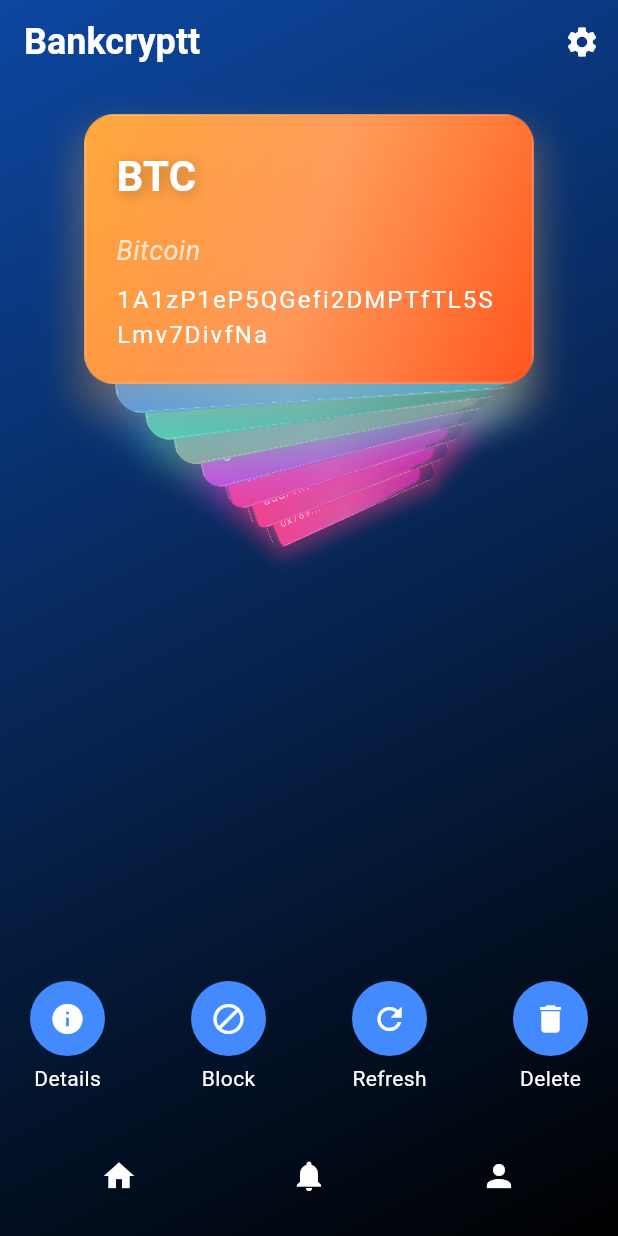
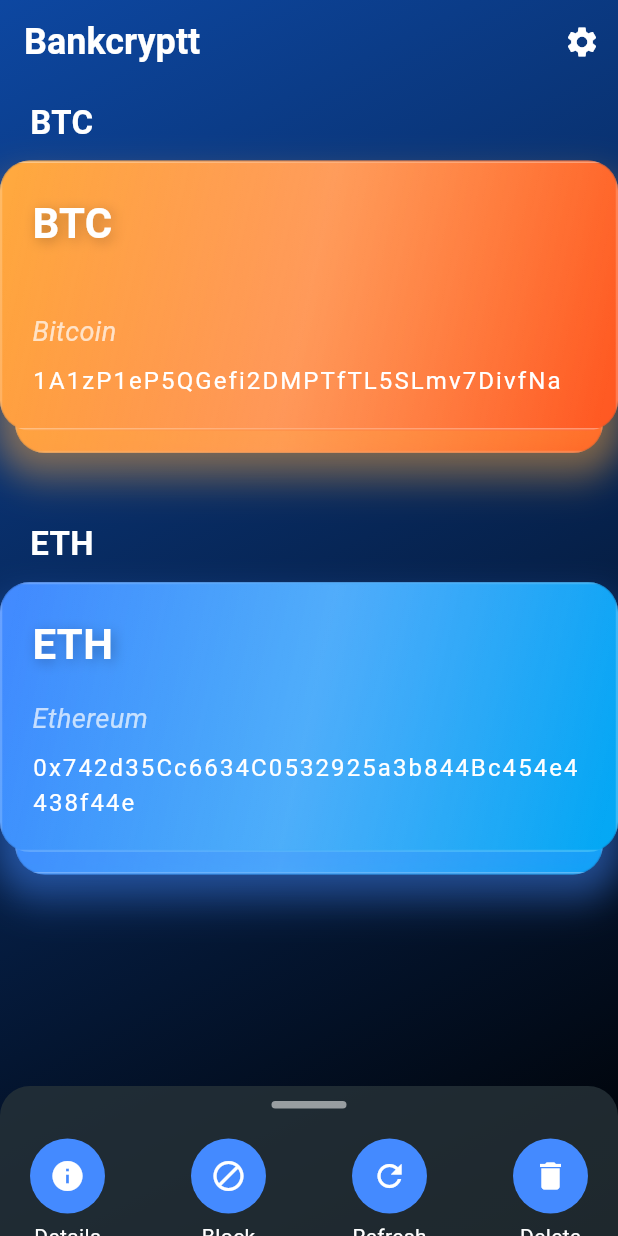
Before and after one commit to nathfavour/trash-cards, a Flutter app: the screen it shows after launch, on a phone screen of 412 x 824 dp. Run offline on Flutter 3.47's test engine with Material 3 defaults, Android fonts, the phone set to English and light mode, and no system bars.

Commit message:
🏗️ Refactor HomeScreen to use structured CryptoSection and enhance wallet management

```diff
--- a/lib/home.dart
+++ b/lib/home.dart
@@ -1,9 +1,17 @@
 import 'package:flutter/material.dart';
 import 'widgets.dart';
+import 'dart:math';
 
 enum Direction {
   left,
   right,
+}
+
+class CryptoSection {
+  final String crypto;
+  final List<Map<String, String>> wallets;
+
+  CryptoSection({required this.crypto, required this.wallets});
 }
 
 class HomeScreen extends StatefulWidget {
@@ -12,57 +20,48 @@ class HomeScreen extends StatefulWidget {
 }
 
 class _HomeScreenState extends State<HomeScreen> with TickerProviderStateMixin {
-  late PageController _pageController;
-  double currentPage = 0;
-  int currentCardIndex = 0;
   late AnimationController _slideController;
   late AnimationController _scaleController;
   late Animation<Offset> _slideAnimation;
   late Animation<double> _scaleAnimation;
   double _dragOffset = 0;
+  bool _isBottomExpanded = false;
 
-  List<Map<String, String>> cryptoCards = [
+  List<CryptoSection> cryptoSections = [
+    CryptoSection(crypto: 'BTC', wallets: [
       {
         'coin': 'BTC',
         'network': 'Bitcoin',
         'address': '1A1zP1eP5QGefi2DMPTfTL5SLmv7DivfNa'
       },
       {
+        'coin': 'BTC',
+        'network': 'Bitcoin',
+        'address': '1BoatSLRHtKNngkdXEeobR76b53LETtpyT'
+      },
+      // Add more BTC wallets here
+    ]),
+    CryptoSection(crypto: 'ETH', wallets: [
+      {
         'coin': 'ETH',
         'network': 'Ethereum',
         'address': '0x742d35Cc6634C0532925a3b844Bc454e4438f44e'
       },
       {
-      'coin': 'ARB',
-      'network': 'Arbitrum',
-      'address': '0x1234567890abcdef1234567890abcdef12345678'
+        'coin': 'ETH',
+        'network': 'Ethereum',
+        'address': '0x53d284357ec70cE289D6D64134DfAc8E511c8a3D'
       },
-    {
-      'coin': 'LTC',
-      'network': 'Litecoin',
-      'address': 'LcHK4bsEi6Xm9jHRUWBN2ZwBQcjLBqE8NJ'
-    },
-    {
-      'coin': 'SOL',
-      'network': 'Solana',
-      'address': '5Kd3NBUAdUnEJ9VY6RasZCtg9k3R8ZXWVcvG7bjqB2uE'
-    },
-    {'coin': 'DOT', 'network': 'Polkadot', 'address': '1ABC...'},
-    {'coin': 'ADA', 'network': 'Cardano', 'address': 'addr1...'},
-    {'coin': 'AVAX', 'network': 'Avalanche', 'address': '0x789...'},
+      // Add more ETH wallets here
+    ]),
+    // Add more sections for ARB, LTC, SOL, etc.
   ];
+
+  int _expandedSectionIndex = -1;
 
   @override
   void initState() {
     super.initState();
-    _pageController = PageController(
-      viewportFraction: 0.8,
-      initialPage: 0,
-    )..addListener(() {
-        setState(() {
-          currentPage = _pageController.page ?? 0;
-        });
-      });
     _slideController = AnimationController(
       duration: Duration(milliseconds: 500),
       vsync: this,
@@ -88,6 +87,13 @@ class _HomeScreenState extends State<HomeScreen> with TickerProviderStateMixin {
   }
 
   @override
+  void dispose() {
+    _slideController.dispose();
+    _scaleController.dispose();
+    super.dispose();
+  }
+
+  @override
   Widget build(BuildContext context) {
     return Scaffold(
       backgroundColor: Colors.black,
@@ -101,16 +107,14 @@ class _HomeScreenState extends State<HomeScreen> with TickerProviderStateMixin {
                 children: [
                   _buildAppBar(),
                   Expanded(
-                    child: Stack(
-                      alignment: Alignment.center,
-                      children: List.generate(
-                        cryptoCards.length,
-                        (index) => _buildAnimatedCard(index),
-                      ).reversed.toList(),
+                    child: ListView.builder(
+                      itemCount: cryptoSections.length,
+                      itemBuilder: (context, sectionIndex) {
+                        return _buildCryptoSection(sectionIndex);
+                      },
                     ),
                   ),
-                  _buildQuickActions(),
-                  _buildBottomBar(),
+                  _buildBottomSheet(),
                 ],
               ),
             ),
@@ -120,76 +124,91 @@ class _HomeScreenState extends State<HomeScreen> with TickerProviderStateMixin {
     );
   }
 
-  Widget _buildAnimatedCard(int index) {
-    if (index < currentCardIndex) return Container();
-
-    final offset = index - currentCardIndex;
-    final topOffset = 20.0 + (offset * 25.0);
-    final scale = 1.0 - (offset * 0.05);
-    final rotation = (offset * -3.0) * (pi / 180.0);
-
+  Widget _buildCryptoSection(int sectionIndex) {
+    final section = cryptoSections[sectionIndex];
+    return Padding(
+      padding: const EdgeInsets.symmetric(vertical: 10.0),
+      child: Column(
+        crossAxisAlignment: CrossAxisAlignment.start,
+        children: [
+          Padding(
+            padding: const EdgeInsets.symmetric(horizontal: 20.0),
+            child: Text(
+              section.crypto,
+              style: TextStyle(
+                color: Colors.white,
+                fontSize: 22,
+                fontWeight: FontWeight.bold,
+              ),
+            ),
+          ),
+          SizedBox(height: 10),
+          Container(
+            height: 220,
+            child: Stack(
+              children: List.generate(section.wallets.length, (index) {
+                if (index < 0) return Container();
                 return Positioned(
-      top: topOffset,
-      child: Transform(
-        transform: Matrix4.identity()
-          ..setEntry(3, 2, 0.001)
-          ..rotateZ(rotation)
-          ..scale(scale),
-        alignment: Alignment.topCenter,
+                  top: index * 15.0,
+                  left: index * 10.0,
+                  right: index * 10.0,
                   child: GestureDetector(
                     onHorizontalDragUpdate: (details) =>
-              _handleDragUpdate(details, index),
-          onHorizontalDragEnd: (details) => _handleDragEnd(details, index),
+                        _handleDragUpdate(details, sectionIndex, index),
+                    onHorizontalDragEnd: (details) =>
+                        _handleDragEnd(details, sectionIndex, index),
                     child: AnimatedBuilder(
                       animation: _slideController,
                       builder: (context, child) {
                         return Transform.translate(
                           offset: Offset(_dragOffset, 0),
                           child: Opacity(
-                  opacity: 1.0 - (_slideController.value * offset * 0.3),
+                            opacity: 1.0 - (_slideController.value * 0.5),
                             child: CryptoCard(
-                    coinName: cryptoCards[index]['coin']!,
-                    network: cryptoCards[index]['network']!,
-                    address: cryptoCards[index]['address']!,
-                    rotationAngle: rotation,
-                    scale: scale,
+                              coinName: section.wallets[index]['coin']!,
+                              network: section.wallets[index]['network']!,
+                              address: section.wallets[index]['address']!,
+                              rotationAngle: 0.0,
+                              scale: 1.0,
                             ),
                           ),
                         );
                       },
                     ),
                   ),
+                );
+              }).reversed.toList(),
+            ),
+          ),
+        ],
       ),
     );
   }
 
-  void _handleDragUpdate(DragUpdateDetails details, int index) {
-    if (index != currentCardIndex) return;
+  void _handleDragUpdate(
+      DragUpdateDetails details, int sectionIndex, int cardIndex) {
     setState(() {
       _dragOffset += details.delta.dx;
-      // Add parallax effect to background
-      _updateParallaxOffset(_dragOffset);
     });
   }
 
-  void _handleDragEnd(DragEndDetails details, int index) {
-    if (index != currentCardIndex) return;
+  void _handleDragEnd(DragEndDetails details, int sectionIndex, int cardIndex) {
     final velocity = details.velocity.pixelsPerSecond.dx;
     if (velocity.abs() > 1000 || _dragOffset.abs() > 100) {
-      _animateCardOut(velocity > 0 ? Direction.right : Direction.left);
+      _animateCardOut(velocity > 0 ? Direction.right : Direction.left,
+          sectionIndex, cardIndex);
     } else {
       _resetCard();
     }
   }
 
-  void _animateCardOut(Direction direction) {
+  void _animateCardOut(Direction direction, int sectionIndex, int cardIndex) {
     _slideController.forward().then((_) {
       setState(() {
-        currentCardIndex++;
+        cryptoSections[sectionIndex].wallets.removeAt(cardIndex);
         _dragOffset = 0;
       });
       _slideController.reset();
-      _scaleController.forward();
     });
   }
 
@@ -197,11 +216,60 @@ class _HomeScreenState extends State<HomeScreen> with TickerProviderStateMixin {
     setState(() => _dragOffset = 0);
   }
 
-  void _swipeCard(Direction direction) {
+  Widget _buildBottomSheet() {
+    return GestureDetector(
+      onVerticalDragUpdate: (details) {
+        if (details.delta.dy < -10 && !_isBottomExpanded) {
           setState(() {
-      currentCardIndex++;
+            _isBottomExpanded = true;
           });
-    // Add swipe out animation based on direction if needed
+        } else if (details.delta.dy > 10 && _isBottomExpanded) {
+          setState(() {
+            _isBottomExpanded = false;
+          });
+        }
+      },
+      child: AnimatedContainer(
+        duration: Duration(milliseconds: 300),
+        height: _isBottomExpanded ? 250 : 100,
+        decoration: BoxDecoration(
+          color: Colors.blueGrey[900]?.withOpacity(0.8),
+          borderRadius: BorderRadius.vertical(top: Radius.circular(20)),
+        ),
+        child: Column(
+          children: [
+            Container(
+              margin: EdgeInsets.symmetric(vertical: 10),
+              width: 50,
+              height: 5,
+              decoration: BoxDecoration(
+                color: Colors.white54,
+                borderRadius: BorderRadius.circular(10),
+              ),
+            ),
+            _isBottomExpanded
+                ? _buildExpandedQuickActions()
+                : _buildQuickActions(),
+          ],
+        ),
+      ),
+    );
+  }
+
+  Widget _buildExpandedQuickActions() {
+    return Padding(
+      padding: const EdgeInsets.all(20.0),
+      child: GridView.count(
+        crossAxisCount: 2,
+        children: [
+          _buildQuickActionTile(Icons.info, 'Details'),
+          _buildQuickActionTile(Icons.block, 'Block'),
+          _buildQuickActionTile(Icons.refresh, 'Refresh'),
+          _buildQuickActionTile(Icons.delete, 'Delete'),
+          // Add more actions here
+        ],
+      ),
+    );
   }
 
   Widget _buildQuickActions() {
```
Lines whose indentation alone changed are shown as unchanged.
